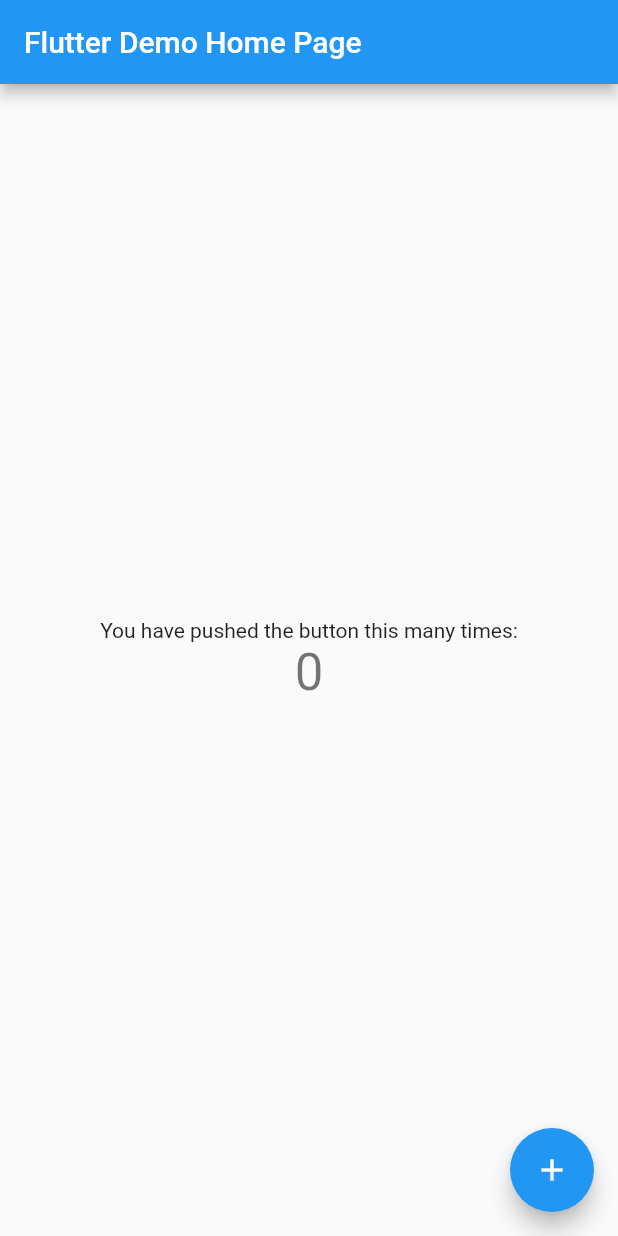
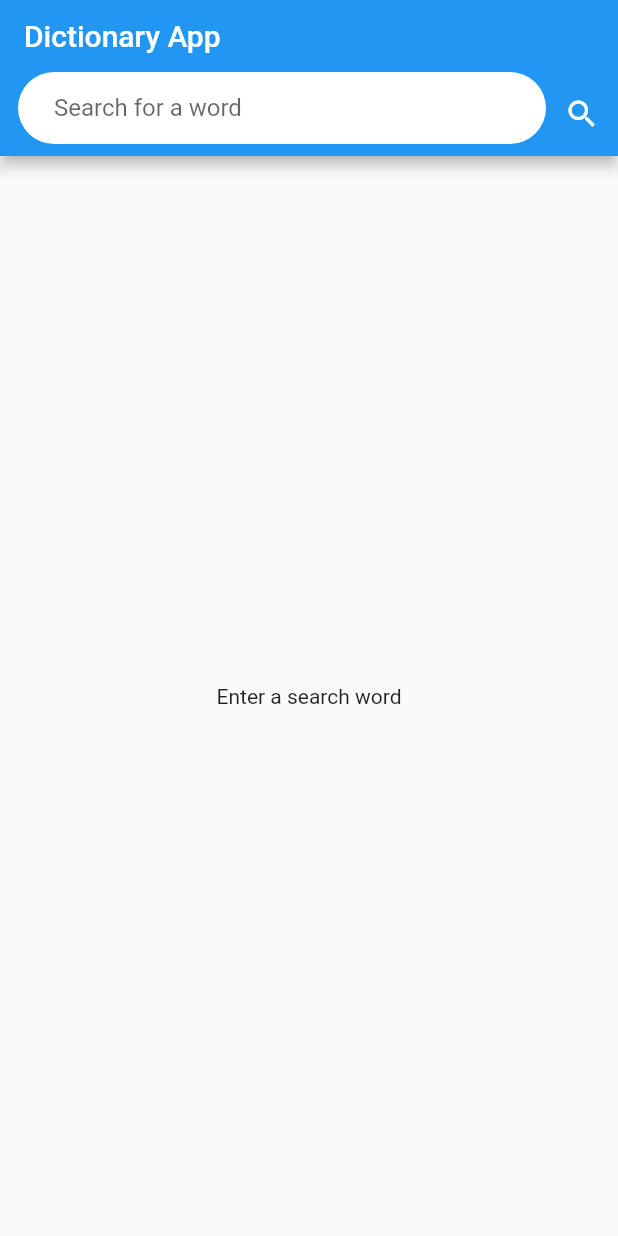
Before and after one commit to mffernando/dictionary_app, a Flutter app: the screen it shows after launch, on a phone screen of 412 x 824 dp. Run offline on Flutter 3.47's test engine with Material 2 defaults, Android fonts, the phone set to English and light mode, and no system bars.

Commit message:
search function

```diff
--- /dev/null
+++ b/lib/api/api.dart
@@ -0,0 +1,2 @@
+String token = "your api key here";
+String url = "https://owlbot.info/api/v4/dictionary/";
--- a/lib/main.dart
+++ b/lib/main.dart
@@ -1,4 +1,8 @@
+import 'dart:async';
+import 'dart:convert';
+import 'package:dictionary_app/api/api.dart';
 import 'package:flutter/material.dart';
+import 'package:http/http.dart';
 
 void main() {
   runApp(const MyApp());
@@ -11,105 +15,146 @@ class MyApp extends StatelessWidget {
   @override
   Widget build(BuildContext context) {
     return MaterialApp(
-      title: 'Flutter Demo',
+      title: 'Dictionary App',
       theme: ThemeData(
-        // This is the theme of your application.
-        //
-        // Try running your application with "flutter run". You'll see the
-        // application has a blue toolbar. Then, without quitting the app, try
-        // changing the primarySwatch below to Colors.green and then invoke
-        // "hot reload" (press "r" in the console where you ran "flutter run",
-        // or simply save your changes to "hot reload" in a Flutter IDE).
-        // Notice that the counter didn't reset back to zero; the application
-        // is not restarted.
         primarySwatch: Colors.blue,
       ),
-      home: const MyHomePage(title: 'Flutter Demo Home Page'),
+      home: const HomePage(),
     );
   }
 }
 
-class MyHomePage extends StatefulWidget {
-  const MyHomePage({Key? key, required this.title}) : super(key: key);
-
-  // This widget is the home page of your application. It is stateful, meaning
-  // that it has a State object (defined below) that contains fields that affect
-  // how it looks.
-
-  // This class is the configuration for the state. It holds the values (in this
-  // case the title) provided by the parent (in this case the App widget) and
-  // used by the build method of the State. Fields in a Widget subclass are
-  // always marked "final".
-
-  final String title;
+class HomePage extends StatefulWidget {
+  const HomePage({Key? key}) : super(key: key);
 
   @override
-  State<MyHomePage> createState() => _MyHomePageState();
+  _HomePageState createState() => _HomePageState();
 }
 
-class _MyHomePageState extends State<MyHomePage> {
-  int _counter = 0;
+class _HomePageState extends State<HomePage> {
+  @override
 
-  void _incrementCounter() {
-    setState(() {
-      // This call to setState tells the Flutter framework that something has
-      // changed in this State, which causes it to rerun the build method below
-      // so that the display can reflect the updated values. If we changed
-      // _counter without calling setState(), then the build method would not be
-      // called again, and so nothing would appear to happen.
-      _counter++;
-    });
+  //controllers
+  TextEditingController _controller = TextEditingController();
+  late StreamController _streamController;
+  late Stream _stream;
+  Timer? _debounce;
+
+  //initialize
+  @override
+  void initState() {
+    super.initState();
+
+    _streamController = StreamController();
+    _stream = _streamController.stream;
+
   }
 
-  @override
+  Future _search() async {
+    //if search box empty
+    if(_controller.text == null || _controller.text.length == 0) {
+      _streamController.add(null);
+      return;
+    }
+    _streamController.add("loading");
+    Response response = await get(Uri.parse(url + _controller.text.trim()), headers: {"Authorization": "Token " + token});
+    _streamController.add(json.decode(response.body));
+  }
+
   Widget build(BuildContext context) {
-    // This method is rerun every time setState is called, for instance as done
-    // by the _incrementCounter method above.
-    //
-    // The Flutter framework has been optimized to make rerunning build methods
-    // fast, so that you can just rebuild anything that needs updating rather
-    // than having to individually change instances of widgets.
     return Scaffold(
       appBar: AppBar(
-        // Here we take the value from the MyHomePage object that was created by
-        // the App.build method, and use it to set our appbar title.
-        title: Text(widget.title),
-      ),
-      body: Center(
-        // Center is a layout widget. It takes a single child and positions it
-        // in the middle of the parent.
-        child: Column(
-          // Column is also a layout widget. It takes a list of children and
-          // arranges them vertically. By default, it sizes itself to fit its
-          // children horizontally, and tries to be as tall as its parent.
-          //
-          // Invoke "debug painting" (press "p" in the console, choose the
-          // "Toggle Debug Paint" action from the Flutter Inspector in Android
-          // Studio, or the "Toggle Debug Paint" command in Visual Studio Code)
-          // to see the wireframe for each widget.
-          //
-          // Column has various properties to control how it sizes itself and
-          // how it positions its children. Here we use mainAxisAlignment to
-          // center the children vertically; the main axis here is the vertical
-          // axis because Columns are vertical (the cross axis would be
-          // horizontal).
-          mainAxisAlignment: MainAxisAlignment.center,
-          children: <Widget>[
-            const Text(
-              'You have pushed the button this many times:',
-            ),
-            Text(
-              '$_counter',
-              style: Theme.of(context).textTheme.headline4,
-            ),
-          ],
+        title: const Text("Dictionary App"),
+        bottom: PreferredSize(
+          preferredSize: const Size.fromHeight(48.0),
+          child: Row(
+            children: <Widget>[
+              Expanded(
+                child: Container(
+                  margin: const EdgeInsets.only(left: 12.0, bottom: 8.0),
+                  decoration: BoxDecoration(
+                    color: Colors.white,
+                    borderRadius: BorderRadius.circular(24.0),
+                  ),
+                  child: TextFormField(
+                    //search
+                    onChanged: (String text) async {
+                      if(_debounce?.isActive ?? false) _debounce!.cancel();
+                      _debounce = Timer(const Duration(milliseconds: 1000), () {
+                        _search();
+                      });
+                    },
+                    //get user text value
+                    controller: _controller,
+                    decoration: const InputDecoration(
+                      hintText: "Search for a word",
+                      contentPadding: EdgeInsets.only(left: 24.0),
+                      border: InputBorder.none,
+                    ),
+                  ),
+                ),
+              ),
+
+              IconButton(
+                onPressed: () {
+                  _search();
+                },
+                icon: const Icon(
+                  Icons.search,
+                  color: Colors.white,
+                ),
+              ),
+
+            ],
+          ),
         ),
       ),
-      floatingActionButton: FloatingActionButton(
-        onPressed: _incrementCounter,
-        tooltip: 'Increment',
-        child: const Icon(Icons.add),
-      ), // This trailing comma makes auto-formatting nicer for build methods.
+      //data from api to stream
+      body: Container(
+        margin: const EdgeInsets.all(8.0),
+        child: StreamBuilder(
+          stream: _stream,
+          builder: (BuildContext context, AsyncSnapshot snapshot) {
+            if(snapshot.data == null) {
+              return const Center(
+                child: Text("Enter a search word"),
+              );
+            }
+
+            //loading
+            if(snapshot.data == "loading") {
+              return const Center(
+                child: CircularProgressIndicator(),
+              );
+            }
+
+            return ListView.builder(
+                itemCount: snapshot.data["definitions"].length,
+                itemBuilder: (BuildContext context, int index) {
+                  return ListBody(
+                    children: <Widget>[
+                      Container(
+                        color: Colors.grey[300],
+                        child: ListTile(
+                          //word image
+                          leading: snapshot.data["definitions"][index]["image_url"] == null ? null : CircleAvatar(
+                            backgroundImage: NetworkImage(snapshot.data["definitions"][index]["image_url"]),
+                          ),
+                          title: Text(_controller.text.trim() + "(" + snapshot.data["definitions"][index]["type"] + ")"),
+                        ),
+                      ),
+                      //definition
+                      Padding(
+                        padding: const EdgeInsets.all(8.0),
+                        child: Text(snapshot.data["definitions"][index]["definition"]),
+                      ),
+                    ],
+                  );
+                }
+            );
+          },
+        ),
+      ),
     );
   }
 }
--- a/pubspec.yaml
+++ b/pubspec.yaml
@@ -34,6 +34,8 @@ dependencies:
   # The following adds the Cupertino Icons font to your application.
   # Use with the CupertinoIcons class for iOS style icons.
   cupertino_icons: ^1.0.2
+  owlbot_dart: ^2.0.0
+  http: any
 
 dev_dependencies:
   flutter_test:
```
Also changed, not shown: pubspec.lock.
